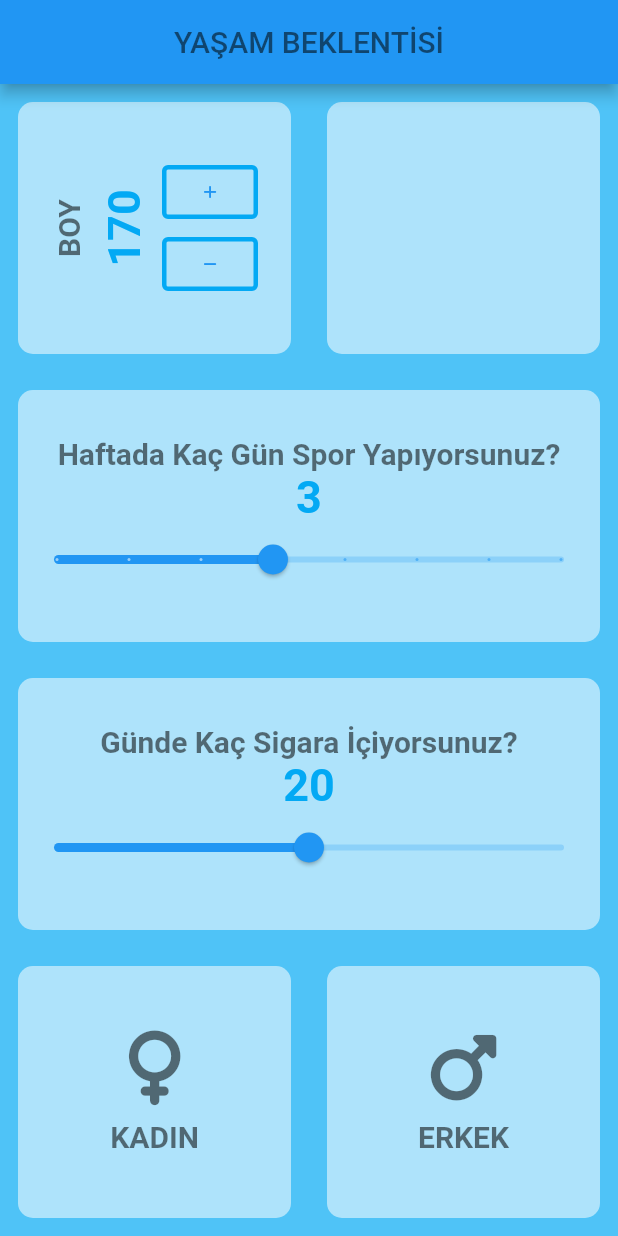
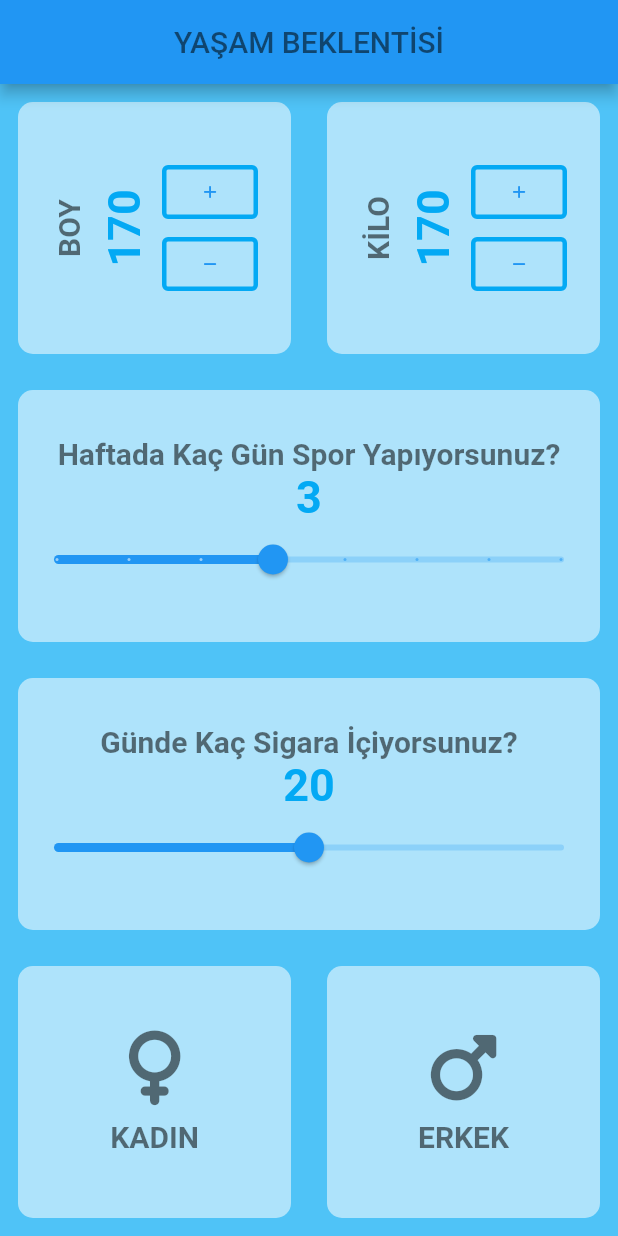
Before and after one commit to salihyildirim/lifeExpectancy, a Flutter app: the screen it shows after launch, on a phone screen of 412 x 824 dp. Run offline on Flutter 3.47's test engine with Material 2 defaults, Android fonts, the phone set to English and light mode, and no system bars; our stand-ins replace font_awesome_flutter.

Commit message:
commit 1

```diff
--- a/lib/input_page.dart
+++ b/lib/input_page.dart
@@ -16,6 +16,7 @@ class _InputPageState extends State<InputPage> {
   double icilenSigara = 20.0;
   double sporGunu = 3.0;
   int boy = 170;
+  int kilo = 60;
   @override
   Widget build(BuildContext context) {
     return Scaffold(
@@ -32,64 +33,13 @@ class _InputPageState extends State<InputPage> {
             children: [
               Expanded(
                 child: MyContainer(
-                  child: Row(
-                    mainAxisAlignment: MainAxisAlignment.center,
-                    children: [
-                      RotatedBox(
-                          quarterTurns: -1,
-                          child: Text(
-                            'BOY',
-                            style: kMetinStili,
-                          )),
-                      SizedBox(
-                        width: 8,
-                      ),
-                      RotatedBox(
-                          quarterTurns: -1,
-                          child: Text(
-                            boy.toString(),
-                            style: kSayiStili,
-                          )),
-                      SizedBox(
-                        width: 8,
-                      ),
-                      Column(
-                        mainAxisAlignment: MainAxisAlignment.center,
-                        children: [
-                          ButtonTheme(
-                            minWidth: 36,
-                            child: OutlinedButton(
-                              style: OutlinedButton.styleFrom(
-                                side: BorderSide(
-                                    width: 3, color: Colors.lightBlue),
-                              ),
-                              onPressed: () => print(''),
-                              child: Icon(
-                                FontAwesomeIcons.plus,
-                                size: 10,
-                              ),
-                            ),
-                          ),
-                          OutlinedButton(
-                            style: OutlinedButton.styleFrom(
-                                side: BorderSide(
-                                    width: 3, color: Colors.lightBlue)),
-                            onPressed: () {
-                              print('');
-                            },
-                            child: Icon(
-                              FontAwesomeIcons.minus,
-                              size: 10,
-                            ),
-                          )
-                        ],
-                      )
-                    ],
-                  ),
+                  child: buildRowOutlinedButton('BOY'),
                 ),
               ),
               Expanded(
-                child: MyContainer(),
+                child: MyContainer(
+                  child: buildRowOutlinedButton('KİLO'),
+                ),
               ),
             ],
           ),
@@ -183,4 +133,73 @@ class _InputPageState extends State<InputPage> {
       ]),
     );
   }
+
+  Row buildRowOutlinedButton(String label) {
+    return Row(
+      mainAxisAlignment: MainAxisAlignment.center,
+      children: [
+        RotatedBox(
+            quarterTurns: -1,
+            child: Text(
+              label,
+              style: kMetinStili,
+            )),
+        SizedBox(
+          width: 8,
+        ),
+        RotatedBox(
+            quarterTurns: -1,
+            child: Text(
+              boy.toString(),
+              style: kSayiStili,
+            )),
+        SizedBox(
+          width: 8,
+        ),
+        Column(
+          mainAxisAlignment: MainAxisAlignment.center,
+          children: [
+            ButtonTheme(
+              minWidth: 36,
+              child: OutlinedButton(
+                style: OutlinedButton.styleFrom(
+                  side: BorderSide(width: 3, color: Colors.lightBlue),
+                ),
+                onPressed: () {
+                  setState(() {
+                    if (label == 'BOY') {
+                      boy++;
+                    } else {
+                      kilo++;
+                    }
+                  });
+                },
+                child: Icon(
+                  FontAwesomeIcons.plus,
+                  size: 10,
+                ),
+              ),
+            ),
+            OutlinedButton(
+              style: OutlinedButton.styleFrom(
+                  side: BorderSide(width: 3, color: Colors.lightBlue)),
+              onPressed: () {
+                setState(() {
+                  if (label == 'BOY') {
+                    boy--;
+                  } else {
+                    kilo--;
+                  }
+                });
+              },
+              child: Icon(
+                FontAwesomeIcons.minus,
+                size: 10,
+              ),
+            )
+          ],
+        )
+      ],
+    );
+  }
 }
```
